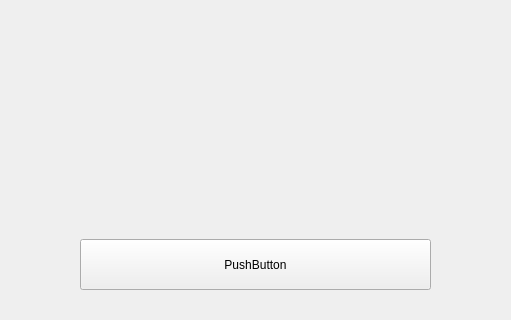
This is UI.ui in vinndim/crugi-qt5 as Qt 5 draws it before an edit; both pictures show x 150 to 661 and y 251 to 571 of the 781 by 571 pixel window. The edited form follows.
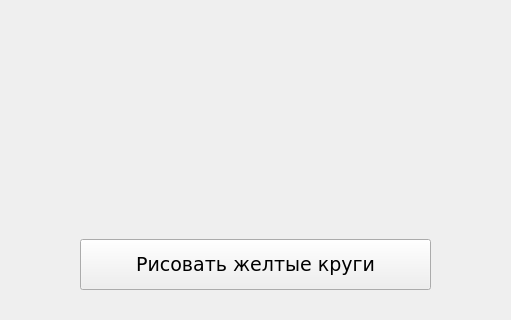
This is the edited form.

Commit message: add random color

Patch:
```diff
--- a/UI.ui
+++ b/UI.ui
@@ -22,8 +22,14 @@
      <height>51</height>
     </rect>
    </property>
+   <property name="font">
+    <font>
+     <family>Verdana</family>
+     <pointsize>14</pointsize>
+    </font>
+   </property>
    <property name="text">
-    <string>PushButton</string>
+    <string>Рисовать желтые круги</string>
    </property>
   </widget>
  </widget>
```
The commit also changes 1 other file.
